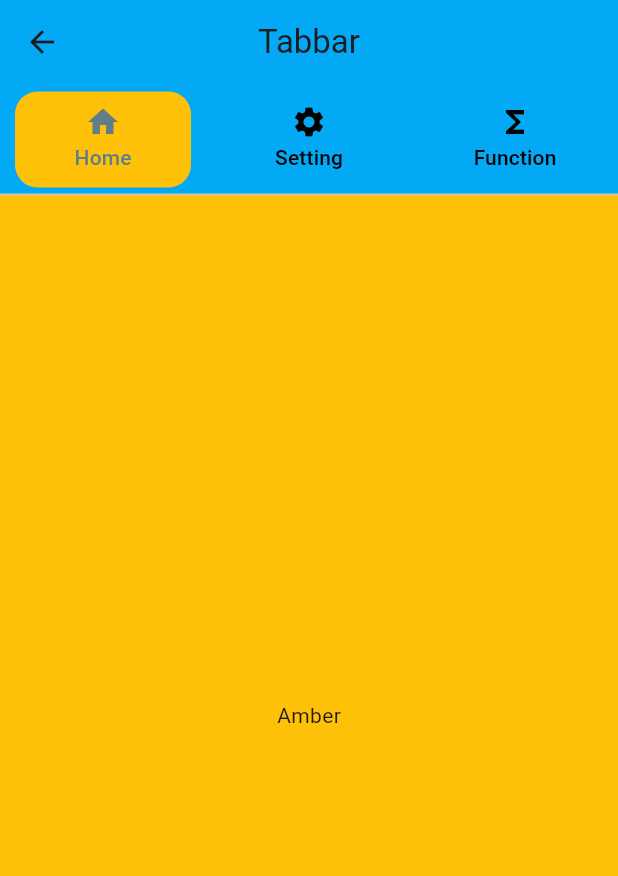
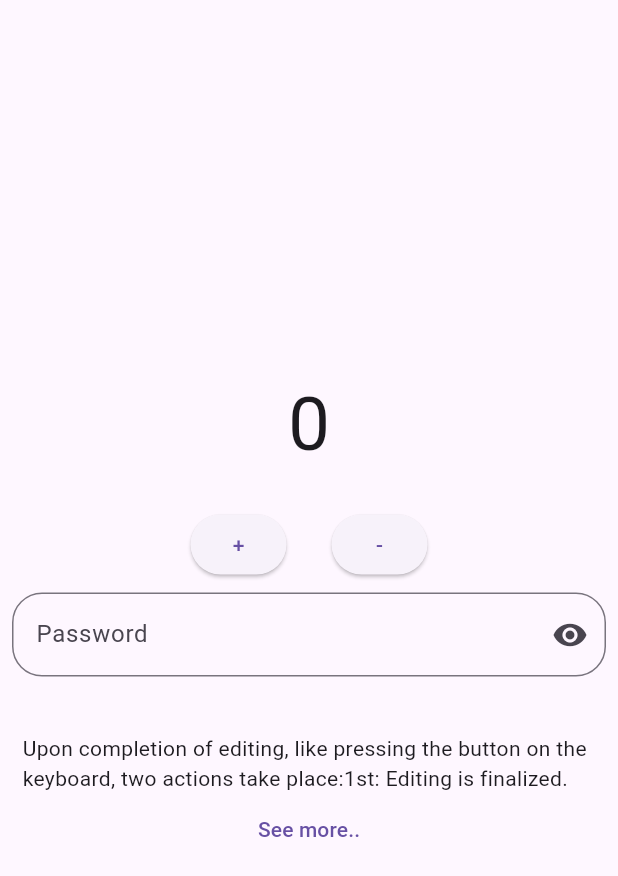
Before and after one commit to sadmanhossainroudro13/ostad_batch_15, a Flutter app: the screen it shows after launch, on a phone screen of 412 x 824 dp. Shown: the top 876 px of the screen. Run offline on Flutter 3.47's test engine with Material 3 defaults, Android fonts, the phone set to English and light mode, and no system bars.

Commit message:
feat: implement counter, password toggle and read-more functionality

```diff
--- a/AllModuleFlutterPractice/flutter_module_practice/lib/main.dart
+++ b/AllModuleFlutterPractice/flutter_module_practice/lib/main.dart
@@ -3,6 +3,8 @@ import 'package:flutter_module_practice/module12/Pages/page1.dart';
 import 'package:flutter_module_practice/module12/Pages/page2.dart';
 import 'package:flutter_module_practice/module12/Pages/page3.dart';
 import 'package:flutter_module_practice/module12/class2tab.dart';
+import 'package:flutter_module_practice/module12/class3.dart';
+import 'package:flutter_module_practice/module13/class1.dart';
 
 void main() {
   runApp(const MyApp());
@@ -15,14 +17,15 @@ class MyApp extends StatelessWidget {
   Widget build(BuildContext context) {
     return MaterialApp(
       debugShowCheckedModeBanner: false,
-      initialRoute: '/tabPage',
-      routes: {
-        "/page1": (context) => Page1(),
-        "/page2": (context) => Page2(name: "HII"),
-        "/page3": (context) => Page3(),
-        '/tabPage':(context) => Module12Class2(),
-      },
-      home: Page1(),
+      // initialRoute: '/animationPractice',
+      // routes: {
+      //   "/page1": (context) => Page1(),
+      //   "/page2": (context) => Page2(name: "HII"),
+      //   "/page3": (context) => Page3(),
+      //   '/tabPage': (context) => Module12Class2(),
+      //   '/animationPractice': (context) => AnimationPractice(),
+      // },
+      home: StatefulPractice(),
     );
   }
 }
--- /dev/null
+++ b/AllModuleFlutterPractice/flutter_module_practice/lib/module13/class1.dart
@@ -0,0 +1,96 @@
+import 'package:flutter/material.dart';
+
+class StatefulPractice extends StatefulWidget {
+  const StatefulPractice({super.key});
+
+  @override
+  State<StatefulPractice> createState() => _StatefulPracticeState();
+}
+
+class _StatefulPracticeState extends State<StatefulPractice> {
+  int value = 0;
+  bool eyeOpen = true;
+  String longText =
+      "Upon completion of editing, like pressing the button on the keyboard, two actions take place:1st: Editing is finalized. The default behavior of this step includes an invocation of onChanged. That default behavior can be overridden. See onEditingComplete for details.2nd: onSubmitted is invoked with the user's input value.";
+
+  bool seeMore = true;
+
+  @override
+  Widget build(BuildContext context) {
+    return Scaffold(
+      body: Center(
+        child: Column(
+          mainAxisAlignment: MainAxisAlignment.center,
+          children: [
+            Text(value.toString(), style: TextStyle(fontSize: 50)),
+            SizedBox(height: 20),
+            Row(
+              mainAxisAlignment: MainAxisAlignment.center,
+              children: [
+                ElevatedButton(
+                  onPressed: () {
+                    setState(() {
+                      value++;
+                    });
+                  },
+                  child: Text("+"),
+                ),
+                SizedBox(width: 30),
+                ElevatedButton(
+                  onPressed: () {
+                    setState(() {
+                      value--;
+                    });
+                  },
+                  child: Text("-"),
+                ),
+              ],
+            ),
+
+            Padding(
+              padding: const EdgeInsets.all(8.0),
+              child: TextField(
+                obscureText: eyeOpen,
+                decoration: InputDecoration(
+                  hintText: 'Password',
+                  suffixIcon: IconButton(
+                    onPressed: () {
+                      setState(() {
+                        eyeOpen = !eyeOpen;
+                      });
+                    },
+                    icon: Icon(
+                      eyeOpen ? Icons.visibility : Icons.visibility_off,
+                    ),
+                  ),
+                  border: OutlineInputBorder(
+                    borderRadius: BorderRadius.circular(20),
+                  ),
+                ),
+              ),
+            ),
+
+            SizedBox(height: 30),
+
+            Padding(
+              padding: const EdgeInsets.symmetric(horizontal: 15),
+              child: Text(
+                seeMore
+                    ? "Upon completion of editing, like pressing the button on the keyboard, two actions take place:1st: Editing is finalized. "
+                    : longText,
+              ),
+            ),
+            TextButton(
+              onPressed: () {
+                setState(() {
+                  seeMore = !seeMore;
+                });
+              },
+              child: Text(seeMore ? "See more.." : "Hide"),
+            ),
+          ],
+        ),
+      ),
+    );
+  }
+}
```
Also changed, not shown: AllModuleFlutterPractice/flutter_module_practice/lib/module12/class2tab.dart (+28 -1 lines), AllModuleFlutterPractice/flutter_module_practice/lib/module12/class3.dart (added, +103 -0 lines), 2 other files.
